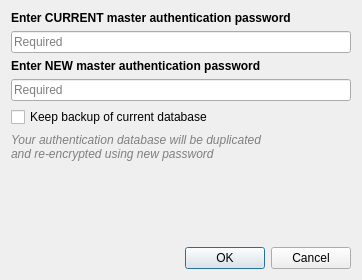
This is src/ui/auth/qgsauthmasterpassresetdialog.ui in qgis/QGIS as Qt 5 draws it before an edit. The edited form follows.
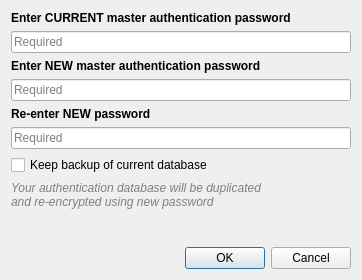
This is the edited form. Custom widgets are drawn as their Qt base class.

Commit message:
Add new password confirmation step to reset master password dialog
Users must now enter the new password twice, so that eg a typo
in the new password dialog won't result in an un-decryptable
database.

The edit to the form file:
```diff
--- a/src/ui/auth/qgsauthmasterpassresetdialog.ui
+++ b/src/ui/auth/qgsauthmasterpassresetdialog.ui
@@ -60,6 +60,29 @@
      </property>
     </widget>
    </item>
+   <item>
+    <widget class="QLabel" name="label_8">
+     <property name="font">
+      <font>
+       <italic>false</italic>
+       <bold>true</bold>
+      </font>
+     </property>
+     <property name="text">
+      <string>Re-enter NEW password</string>
+     </property>
+    </widget>
+   </item>
+   <item>
+    <widget class="QgsPasswordLineEdit" name="leMasterPassNew2">
+     <property name="echoMode">
+      <enum>QLineEdit::Password</enum>
+     </property>
+     <property name="placeholderText">
+      <string>Required</string>
+     </property>
+    </widget>
+   </item>
    <item>
     <widget class="QCheckBox" name="chkKeepBackup">
      <property name="text">
```
Left out of the diff: 2 changed lines with no effect on the pictures. The commit also changes 1 other file.
